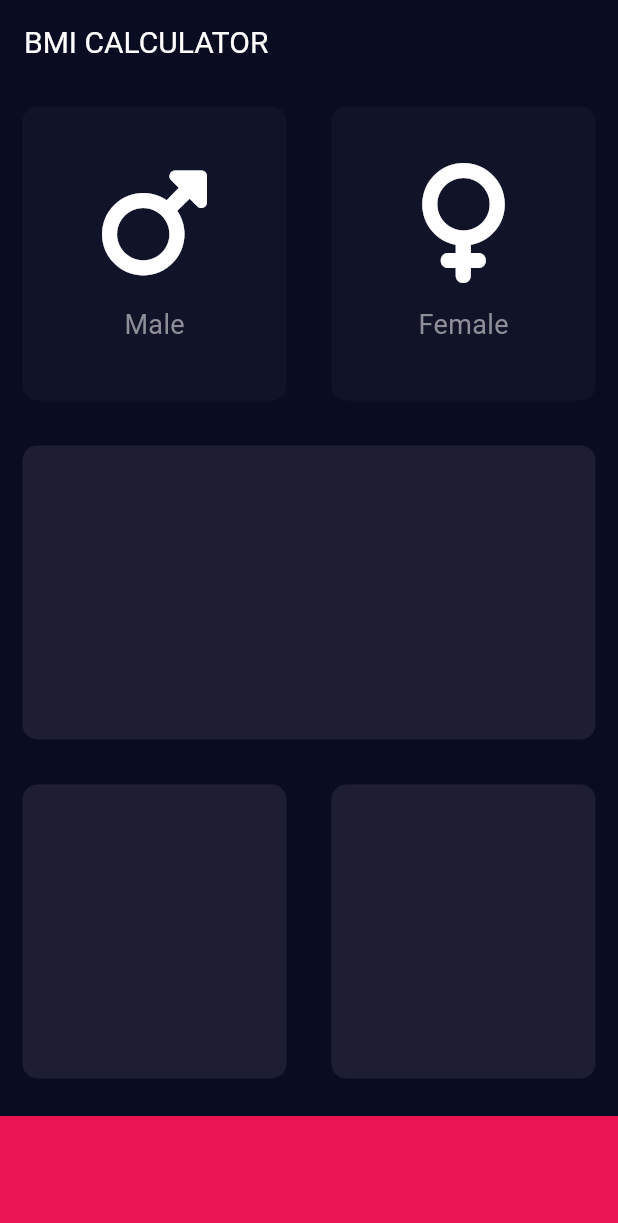
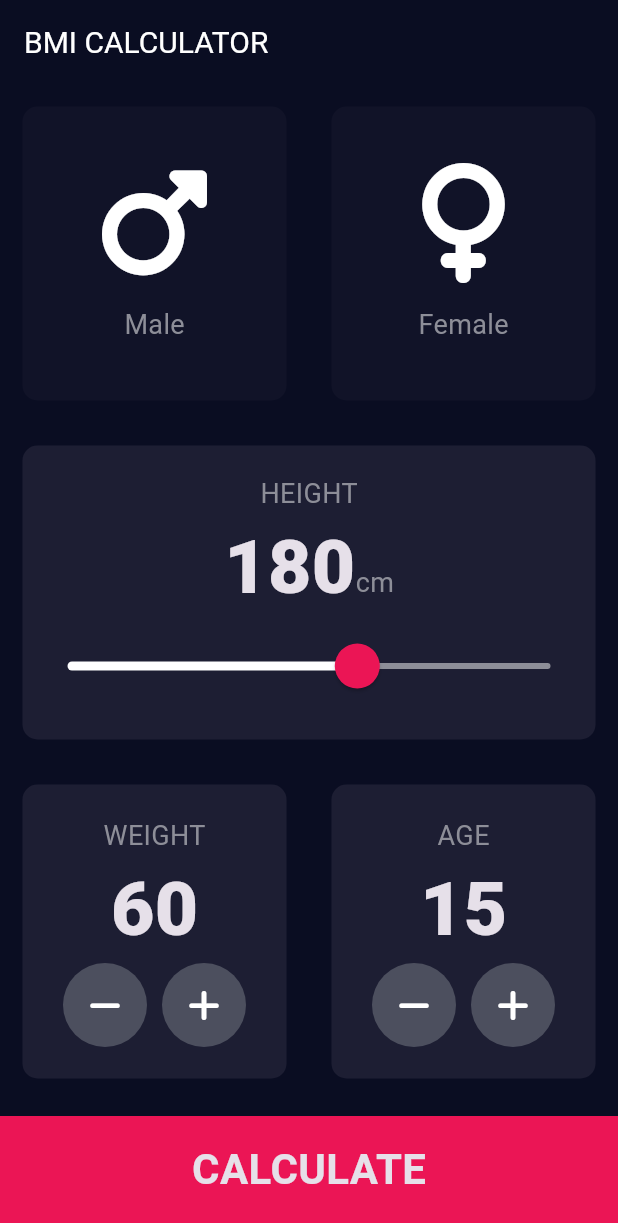
Before and after one commit to mateusu-martins/bmi_calculator, a Flutter app: the screen it shows after launch, on a phone screen of 412 x 824 dp. Shown: the top 1223 px of the screen. Run offline on Flutter 3.47's test engine with Material 3 defaults, Android fonts, the phone set to English and light mode, and no system bars; our stand-ins replace font_awesome_flutter.

Commit message:
final version. new page, custom widget, const and personal font

```diff
--- /dev/null
+++ b/lib/calculator_brain.dart
@@ -0,0 +1,34 @@
+import 'dart:math';
+
+class CalculatorBrain {
+  CalculatorBrain({required this.height, required this.weight});
+  final int height;
+  final int weight;
+
+  late double _bmi;
+
+  String calculateBMI() {
+    _bmi = weight / pow(height / 100, 2);
+    return _bmi.toStringAsFixed(1);
+  }
+
+  String getResults() {
+    if (_bmi >= 25) {
+      return "Overweight";
+    } else if (_bmi > 18.5) {
+      return "Normal";
+    } else {
+      return "Underweight";
+    }
+  }
+
+  String getInterpretation() {
+    if (_bmi >= 25) {
+      return "You have a higher than normal body weight. Try to exercise more.";
+    } else if (_bmi > 18.5) {
+      return "You have a normal body weight. Good job!";
+    } else {
+      return "You have a lower than normal body weight. You can eat a bit more.";
+    }
+  }
+}
--- /dev/null
+++ b/lib/components/bottom_button.dart
@@ -0,0 +1,29 @@
+import 'package:flutter/material.dart';
+import '../constants.dart';
+
+class BottomButton extends StatelessWidget {
+  BottomButton({required this.onTap, required this.buttonTittle});
+
+  final void Function() onTap;
+  final String buttonTittle;
+
+  @override
+  Widget build(BuildContext context) {
+    return GestureDetector(
+      onTap: onTap,
+      child: Container(
+        child: Center(
+          child: Text(
+            buttonTittle,
+            style: kLargeButtonTextStyle,
+          ),
+        ),
+        color: kBottomContainerColor,
+        margin: EdgeInsets.only(top: 10.0),
+        padding: EdgeInsets.only(bottom: 10.0),
+        width: double.infinity,
+        height: kBottomContainerHeight,
+      ),
+    );
+  }
+}
--- a/lib/icon_content.dart
+++ b/lib/components/icon_content.dart
@@ -1,9 +1,5 @@
 import 'package:flutter/material.dart';
-
-const labelTextStyle = TextStyle(
-  fontSize: 18.0,
-  color: Color(0xFF8D8E98),
-);
+import '../constants.dart';
 
 class IconContent extends StatelessWidget {
   IconContent({this.icone, required this.genero});
@@ -25,7 +21,7 @@ class IconContent extends StatelessWidget {
         ),
         Text(
           genero,
-          style: labelTextStyle,
+          style: kLabelTextStyle,
         ),
       ],
     );
--- /dev/null
+++ b/lib/components/round_icon_but.dart
@@ -0,0 +1,21 @@
+import 'package:flutter/material.dart';
+
+class RoundIconButton extends StatelessWidget {
+  RoundIconButton({required this.icon, required this.onPressed});
+
+  final IconData icon;
+  final void Function()? onPressed;
+
+  @override
+  Widget build(BuildContext context) {
+    return RawMaterialButton(
+      elevation: 0.0,
+      disabledElevation: 6.0,
+      constraints: BoxConstraints.tightFor(width: 56.0, height: 56.0),
+      shape: CircleBorder(),
+      fillColor: Color(0xFF4C4F5E),
+      child: Icon(icon),
+      onPressed: onPressed,
+    );
+  }
+}
--- /dev/null
+++ b/lib/constants.dart
@@ -0,0 +1,38 @@
+import 'package:flutter/material.dart';
+
+const kBottomContainerHeight = 80.0;
+const kBottomContainerColor = Color(0xFFEB1555);
+const kActiveCardColour = Color(0xFF1D1E33);
+const kInactiveCardColour = Color(0xFF111328);
+
+const kLabelTextStyle = TextStyle(
+  fontSize: 18.0,
+  color: Color(0xFF8D8E98),
+);
+
+const kNumberTextStyle = TextStyle(
+  fontSize: 50.0,
+  fontWeight: FontWeight.w900,
+);
+
+const kLargeButtonTextStyle = TextStyle(
+  fontSize: 28.0,
+  fontWeight: FontWeight.bold,
+);
+
+const kTitleTextStyle = TextStyle(
+  fontSize: 50.0,
+  fontWeight: FontWeight.bold,
+);
+
+const kResultTextStyle = TextStyle(
+  color: Color(0xFF24D876),
+  fontSize: 22.0,
+  fontWeight: FontWeight.bold,
+);
+
+const kBMITextStyle = TextStyle(
+  fontSize: 100.0,
+  fontWeight: FontWeight.bold,
+);
+const kBodyTextStyle = TextStyle(fontSize: 22.0);
--- a/lib/input_page.dart
+++ /dev/null
@@ -1,120 +0,0 @@
-import 'package:flutter/material.dart';
-import 'package:font_awesome_flutter/font_awesome_flutter.dart';
-import 'icon_content.dart';
-import 'reusable_card.dart';
-
-const bottomContainerHeight = 80.0;
-const bottomContainerColor = Color(0xFFEB1555);
-const activeCardColour = Color(0xFF1D1E33);
-const inactiveCardColour = Color(0xFF111328);
-
-enum Gender { male, female }
-
-class InputPage extends StatefulWidget {
-  @override
-  _InputPageState createState() => _InputPageState();
-}
-
-class _InputPageState extends State<InputPage> {
-  Gender? selectedGender;
-
-  // using Enums and ternary operator
-  // Color maleCardColor = inactiveCardColour;
-  // Color femaleCardColor = inactiveCardColour;
-  //
-  // void updateColor(Gender selectedGender) {
-  //   if (selectedGender == Gender.male) {
-  //     if (maleCardColor == inactiveCardColour) {
-  //       maleCardColor = activeCardColour;
-  //       femaleCardColor = inactiveCardColour;
-  //     } else {
-  //       maleCardColor = inactiveCardColour;
-  //     }
-  //   }
-  //
-  //   if (selectedGender == Gender.female) {
-  //     if (femaleCardColor == inactiveCardColour) {
-  //       femaleCardColor = activeCardColour;
-  //       maleCardColor = inactiveCardColour;
-  //     } else {
-  //       femaleCardColor = inactiveCardColour;
-  //     }
-  //    }
-  // }
-
-  @override
-  Widget build(BuildContext context) {
-    return Scaffold(
-      appBar: AppBar(
-        title: Text('BMI CALCULATOR'),
-      ),
-      body: Column(
-        children: <Widget>[
-          Expanded(
-              child: Row(
-            children: <Widget>[
-              Expanded(
-                child: ReusableCard(
-                  onPress: () {
-                    setState(() {
-                      selectedGender = Gender.male;
-                    });
-                  },
-                  Colour: selectedGender == Gender.male
-                      ? activeCardColour
-                      : inactiveCardColour,
-                  cardChild: IconContent(
-                    icone: FontAwesomeIcons.mars,
-                    genero: "Male",
-                  ),
-                ),
-              ),
-              Expanded(
-                child: ReusableCard(
-                  onPress: () {
-                    setState(() {
-                      selectedGender = Gender.female;
-                    });
-                  },
-                  Colour: selectedGender == Gender.female
-                      ? activeCardColour
-                      : inactiveCardColour,
-                  cardChild: IconContent(
-                    icone: FontAwesomeIcons.venus,
-                    genero: "Female",
-                  ),
-                ),
-              ),
-            ],
-          )),
-          Expanded(
-            child: ReusableCard(
-              Colour: activeCardColour,
-            ),
-          ),
-          Expanded(
-              child: Row(
-            children: <Widget>[
-              Expanded(
-                child: ReusableCard(
-                  Colour: activeCardColour,
-                ),
-              ),
-              Expanded(
-                child: ReusableCard(
-                  Colour: activeCardColour,
-                ),
-              ),
-            ],
-          )),
-          Container(
-            color: bottomContainerColor,
-            margin: EdgeInsets.only(top: 10.0),
-            width: double.infinity,
-            height: bottomContainerHeight,
-          ),
-        ],
-      ),
-    );
-  }
-}
--- a/lib/main.dart
+++ b/lib/main.dart
@@ -1,6 +1,6 @@
 import 'package:flutter/cupertino.dart';
 import 'package:flutter/material.dart';
-import 'input_page.dart';
+import 'screens/input_page.dart';
 
 void main() => runApp(BMICalculator());
 
--- /dev/null
+++ b/lib/screens/input_page.dart
@@ -0,0 +1,257 @@
+import 'package:bmi_calculator/calculator_brain.dart';
+import 'package:bmi_calculator/screens/results_page.dart';
+import 'package:bmi_calculator/components/round_icon_but.dart';
+import 'package:flutter/material.dart';
+import 'package:font_awesome_flutter/font_awesome_flutter.dart';
+import '../components/bottom_button.dart';
+import '../constants.dart';
+import '../components/icon_content.dart';
+import '../components/reusable_card.dart';
+import 'results_page.dart';
+
+enum Gender { male, female }
+
+class InputPage extends StatefulWidget {
+  @override
+  _InputPageState createState() => _InputPageState();
+}
+
+class _InputPageState extends State<InputPage> {
+  Gender? selectedGender;
+  int height = 180;
+  int weight = 60;
+  int age = 15;
+
+  // using Enums and ternary operator
+  // Color maleCardColor = inactiveCardColour;
+  // Color femaleCardColor = inactiveCardColour;
+  //
+  // void updateColor(Gender selectedGender) {
+  //   if (selectedGender == Gender.male) {
+  //     if (maleCardColor == inactiveCardColour) {
+  //       maleCardColor = activeCardColour;
+  //       femaleCardColor = inactiveCardColour;
+  //     } else {
+  //       maleCardColor = inactiveCardColour;
+  //     }
+  //   }
+  //
+  //   if (selectedGender == Gender.female) {
+  //     if (femaleCardColor == inactiveCardColour) {
+  //       femaleCardColor = activeCardColour;
+  //       maleCardColor = inactiveCardColour;
+  //     } else {
+  //       femaleCardColor = inactiveCardColour;
+  //     }
+  //    }
+  // }
+
+  @override
+  Widget build(BuildContext context) {
+    return Scaffold(
+      appBar: AppBar(
+        title: Text('BMI CALCULATOR'),
+      ),
+      body: Column(
+        children: <Widget>[
+          Expanded(
+              child: Row(
+            children: <Widget>[
+              Expanded(
+                child: ReusableCard(
+                  onPress: () {
+                    setState(() {
+                      selectedGender = Gender.male;
+                    });
+                  },
+                  Colour: selectedGender == Gender.male
+                      ? kActiveCardColour
+                      : kInactiveCardColour,
+                  cardChild: IconContent(
+                    icone: FontAwesomeIcons.mars,
+                    genero: "Male",
+                  ),
+                ),
+              ),
+              Expanded(
+                child: ReusableCard(
+                  onPress: () {
+                    setState(() {
+                      selectedGender = Gender.female;
+                    });
+                  },
+                  Colour: selectedGender == Gender.female
+                      ? kActiveCardColour
+                      : kInactiveCardColour,
+                  cardChild: IconContent(
+                    icone: FontAwesomeIcons.venus,
+                    genero: "Female",
+                  ),
+                ),
+              ),
+            ],
+          )),
+          Expanded(
+            child: ReusableCard(
+              Colour: kActiveCardColour,
+              cardChild: Column(
+                mainAxisAlignment: MainAxisAlignment.center,
+                children: <Widget>[
+                  Text(
+                    "HEIGHT",
+                    style: kLabelTextStyle,
+                  ),
+                  Row(
+                    mainAxisAlignment: MainAxisAlignment.center,
+                    crossAxisAlignment: CrossAxisAlignment.baseline,
+                    textBaseline: TextBaseline.alphabetic,
+                    children: <Widget>[
+                      Text(
+                        height.toString(),
+                        style: kNumberTextStyle,
+                      ),
+                      Text(
+                        "cm",
+                        style: kLabelTextStyle,
+                      ),
+                    ],
+                  ),
+                  SliderTheme(
+                    data: SliderTheme.of(context).copyWith(
+                      inactiveTrackColor: Color(0xFF8D8E98),
+                      activeTrackColor: Colors.white,
+                      thumbColor: Color(0xFFEB1555),
+                      overlayColor: Color(0x29EB1555),
+                      thumbShape:
+                          RoundSliderThumbShape(enabledThumbRadius: 15.0),
+                      overlayShape:
+                          RoundSliderOverlayShape(overlayRadius: 30.0),
+                    ),
+                    child: Slider(
+                      value: height.toDouble(),
+                      min: 120.0,
+                      max: 220.0,
+                      onChanged: (double newValue) {
+                        setState(
+                          () {
+                            height = newValue.toInt();
+                          },
+                        );
+                      },
+                    ),
+                  ),
+                ],
+              ),
+            ),
+          ),
+          Expanded(
+              child: Row(
+            children: <Widget>[
+              Expanded(
+                child: ReusableCard(
+                  Colour: kActiveCardColour,
+                  cardChild: Column(
+                    mainAxisAlignment: MainAxisAlignment.center,
+                    children: [
+                      Text(
+                        "WEIGHT",
+                        style: kLabelTextStyle,
+                      ),
+                      Text(
+                        weight.toString(),
+                        style: kNumberTextStyle,
+                      ),
+                      Row(
+                        mainAxisAlignment: MainAxisAlignment.center,
+                        children: [
+                          RoundIconButton(
+                            icon: FontAwesomeIcons.minus,
+                            onPressed: () {
+                              setState(() {
+                                weight--;
+                              });
+                            },
+                          ),
+                          SizedBox(
+                            width: 10.0,
+                          ),
+                          RoundIconButton(
+                            icon: FontAwesomeIcons.plus,
+                            onPressed: () {
+                              setState(() {
+                                weight++;
+                              });
+                            },
+                          ),
+                        ],
+                      ),
+                    ],
+                  ),
+                ),
+              ),
+              Expanded(
+                child: ReusableCard(
+                  Colour: kActiveCardColour,
+                  cardChild: Column(
+                    mainAxisAlignment: MainAxisAlignment.center,
+                    children: [
+                      Text(
+                        "AGE",
+                        style: kLabelTextStyle,
+                      ),
+                      Text(
+                        age.toString(),
+                        style: kNumberTextStyle,
+                      ),
+                      Row(
+                        mainAxisAlignment: MainAxisAlignment.center,
+                        children: [
+                          RoundIconButton(
+                            icon: FontAwesomeIcons.minus,
+                            onPressed: () {
+                              setState(() {
+                                age--;
+                              });
+                            },
+                          ),
+                          SizedBox(
+                            width: 10.0,
+                          ),
+                          RoundIconButton(
+                            icon: FontAwesomeIcons.plus,
+                            onPressed: () {
+                              setState(() {
+                                age++;
+                              });
+                            },
+                          ),
+                        ],
+                      ),
+                    ],
+                  ),
+                ),
+              ),
+            ],
+          )),
+          BottomButton(
+            buttonTittle: "CALCULATE",
+            onTap: () {
+              CalculatorBrain calc =
+                  CalculatorBrain(height: height, weight: weight);
+              Navigator.push(
+                context,
+                MaterialPageRoute(
+                  builder: (context) => ResultsPage(
+                    bmiResult: calc.calculateBMI(),
+                    resulText: calc.getResults(),
+                    interpretation: calc.getInterpretation(),
+                  ),
+                ),
+              );
+            },
+          ),
+        ],
+      ),
+    );
+  }
+}
```
Also changed, not shown: lib/screens/results_page.dart (added, +77 -0 lines), lib/components/reusable_card.dart (renamed from lib/reusable_card.dart).
